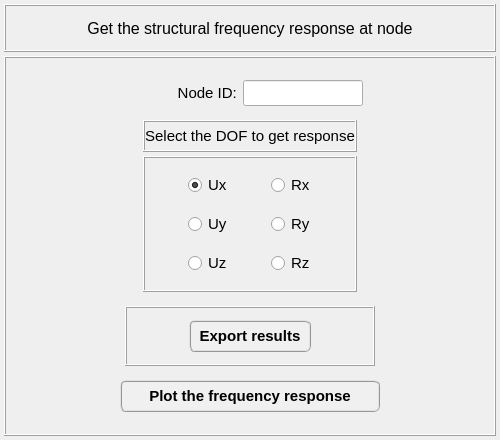
Above: data/user_input/ui_files/plots_/results_/structural_/plot_structural_frequency_response.ui from open-pulse/OpenPulse before the change. Below: the same form after it.
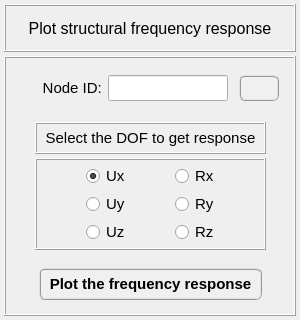
That is the form after the change.

Commit message: Export/import for acoustic data #168 #169

```diff
--- a/data/user_input/ui_files/plots_/results_/structural_/plot_structural_frequency_response.ui
+++ b/data/user_input/ui_files/plots_/results_/structural_/plot_structural_frequency_response.ui
@@ -9,8 +9,8 @@
    <rect>
     <x>0</x>
     <y>0</y>
-    <width>500</width>
-    <height>440</height>
+    <width>300</width>
+    <height>320</height>
    </rect>
   </property>
   <property name="sizePolicy">
@@ -21,14 +21,14 @@
   </property>
   <property name="minimumSize">
    <size>
-    <width>500</width>
-    <height>440</height>
+    <width>300</width>
+    <height>320</height>
    </size>
   </property>
   <property name="maximumSize">
    <size>
-    <width>500</width>
-    <height>440</height>
+    <width>400</width>
+    <height>360</height>
    </size>
   </property>
   <property name="contextMenuPolicy">
@@ -99,7 +99,7 @@
        <widget class="QLabel" name="label">
         <property name="minimumSize">
          <size>
-          <width>452</width>
+          <width>0</width>
           <height>30</height>
          </size>
         </property>
@@ -119,7 +119,7 @@
          </font>
         </property>
         <property name="text">
-         <string>Get the structural frequency response at node</string>
+         <string>Plot structural frequency response</string>
         </property>
         <property name="textFormat">
          <enum>Qt::AutoText</enum>
@@ -137,7 +137,7 @@
      <property name="minimumSize">
       <size>
        <width>0</width>
-       <height>360</height>
+       <height>260</height>
       </size>
      </property>
      <property name="maximumSize">
@@ -153,154 +153,21 @@
       <enum>QFrame::Raised</enum>
      </property>
      <layout class="QGridLayout" name="gridLayout_3">
-      <item row="0" column="0">
-       <widget class="QFrame" name="frame_plot_results">
-        <property name="minimumSize">
-         <size>
-          <width>460</width>
-          <height>0</height>
-         </size>
-        </property>
-        <property name="maximumSize">
-         <size>
-          <width>450</width>
-          <height>16777215</height>
-         </size>
-        </property>
-        <property name="font">
-         <font>
-          <family>MS Shell Dlg 2</family>
-          <pointsize>11</pointsize>
-          <weight>50</weight>
-          <italic>false</italic>
-          <bold>false</bold>
-         </font>
-        </property>
-        <layout class="QGridLayout" name="gridLayout_48">
-         <item row="0" column="0">
-          <widget class="QFrame" name="frame_4">
-           <property name="minimumSize">
-            <size>
-             <width>0</width>
-             <height>34</height>
-            </size>
-           </property>
-           <property name="maximumSize">
-            <size>
-             <width>16777215</width>
-             <height>34</height>
-            </size>
-           </property>
-           <property name="frameShape">
-            <enum>QFrame::NoFrame</enum>
-           </property>
-           <property name="frameShadow">
-            <enum>QFrame::Raised</enum>
-           </property>
-           <layout class="QGridLayout" name="gridLayout">
             <property name="leftMargin">
-             <number>2</number>
+       <number>4</number>
             </property>
             <property name="topMargin">
-             <number>2</number>
+       <number>4</number>
             </property>
             <property name="rightMargin">
-             <number>2</number>
+       <number>4</number>
             </property>
             <property name="bottomMargin">
-             <number>2</number>
+       <number>4</number>
             </property>
             <property name="spacing">
-             <number>2</number>
-            </property>
-            <item row="0" column="2">
-             <widget class="QLineEdit" name="lineEdit_node_id">
-              <property name="minimumSize">
-               <size>
-                <width>100</width>
-                <height>26</height>
-               </size>
-              </property>
-              <property name="maximumSize">
-               <size>
-                <width>120</width>
-                <height>26</height>
-               </size>
-              </property>
-              <property name="font">
-               <font>
-                <family>Arial</family>
-                <pointsize>11</pointsize>
-                <weight>75</weight>
-                <italic>true</italic>
-                <bold>true</bold>
-               </font>
-              </property>
-              <property name="styleSheet">
-               <string notr="true">color: rgb(0, 0, 255);</string>
-              </property>
-              <property name="text">
-               <string/>
-              </property>
-              <property name="alignment">
-               <set>Qt::AlignCenter</set>
-              </property>
-             </widget>
-            </item>
-            <item row="0" column="1">
-             <widget class="QLabel" name="label_10">
-              <property name="minimumSize">
-               <size>
-                <width>0</width>
-                <height>26</height>
-               </size>
-              </property>
-              <property name="maximumSize">
-               <size>
-                <width>16777215</width>
-                <height>26</height>
-               </size>
-              </property>
-              <property name="font">
-               <font>
-                <family>MS Shell Dlg 2</family>
-                <pointsize>11</pointsize>
-                <weight>50</weight>
-                <italic>false</italic>
-                <bold>false</bold>
-               </font>
-              </property>
-              <property name="text">
-               <string>Node ID: </string>
-              </property>
-              <property name="alignment">
-               <set>Qt::AlignRight|Qt::AlignTrailing|Qt::AlignVCenter</set>
-              </property>
-             </widget>
-            </item>
-            <item row="0" column="0">
-             <widget class="QFrame" name="frame_13">
-              <property name="frameShape">
-               <enum>QFrame::NoFrame</enum>
-              </property>
-              <property name="frameShadow">
-               <enum>QFrame::Raised</enum>
-              </property>
-             </widget>
-            </item>
-            <item row="0" column="3">
-             <widget class="QFrame" name="frame_18">
-              <property name="frameShape">
-               <enum>QFrame::NoFrame</enum>
-              </property>
-              <property name="frameShadow">
-               <enum>QFrame::Raised</enum>
-              </property>
-             </widget>
-            </item>
-           </layout>
-          </widget>
-         </item>
+       <number>4</number>
+      </property>
          <item row="1" column="0">
           <widget class="QFrame" name="frame_20">
            <property name="frameShape">
@@ -609,7 +476,7 @@
                   <enum>QFrame::Sunken</enum>
                  </property>
                  <property name="text">
-                  <string>Select the DOF to get response</string>
+               <string>  Select the DOF to get response  </string>
                  </property>
                  <property name="textFormat">
                   <enum>Qt::AutoText</enum>
@@ -635,159 +502,17 @@
           </widget>
          </item>
          <item row="2" column="0">
-          <widget class="QFrame" name="frame_48">
-           <property name="frameShape">
-            <enum>QFrame::NoFrame</enum>
-           </property>
-           <property name="frameShadow">
-            <enum>QFrame::Raised</enum>
-           </property>
-           <layout class="QGridLayout" name="gridLayout_44">
-            <property name="leftMargin">
-             <number>4</number>
-            </property>
-            <property name="topMargin">
-             <number>4</number>
-            </property>
-            <property name="rightMargin">
-             <number>4</number>
-            </property>
-            <property name="bottomMargin">
-             <number>4</number>
-            </property>
-            <property name="spacing">
-             <number>4</number>
-            </property>
-            <item row="0" column="1">
-             <widget class="QFrame" name="frame_49">
-              <property name="minimumSize">
-               <size>
-                <width>250</width>
-                <height>60</height>
-               </size>
-              </property>
-              <property name="maximumSize">
-               <size>
-                <width>260</width>
-                <height>136</height>
-               </size>
-              </property>
-              <property name="frameShape">
-               <enum>QFrame::Box</enum>
-              </property>
-              <property name="frameShadow">
-               <enum>QFrame::Raised</enum>
-              </property>
-              <layout class="QGridLayout" name="gridLayout_45">
-               <property name="leftMargin">
-                <number>4</number>
-               </property>
-               <property name="topMargin">
-                <number>4</number>
-               </property>
-               <property name="rightMargin">
-                <number>4</number>
-               </property>
-               <property name="bottomMargin">
-                <number>4</number>
-               </property>
-               <property name="spacing">
-                <number>4</number>
-               </property>
-               <item row="0" column="0">
-                <widget class="QFrame" name="frame_31">
-                 <property name="frameShape">
-                  <enum>QFrame::NoFrame</enum>
-                 </property>
-                 <property name="frameShadow">
-                  <enum>QFrame::Raised</enum>
-                 </property>
-                </widget>
-               </item>
-               <item row="0" column="1">
-                <widget class="QPushButton" name="pushButton_call_data_exporter">
-                 <property name="minimumSize">
-                  <size>
-                   <width>120</width>
-                   <height>32</height>
-                  </size>
-                 </property>
-                 <property name="maximumSize">
-                  <size>
-                   <width>320</width>
-                   <height>32</height>
-                  </size>
-                 </property>
-                 <property name="font">
-                  <font>
-                   <family>MS Shell Dlg 2</family>
-                   <pointsize>11</pointsize>
-                   <weight>75</weight>
-                   <italic>false</italic>
-                   <bold>true</bold>
-                  </font>
-                 </property>
-                 <property name="styleSheet">
-                  <string notr="true">QPushButton{border-radius: 6px; border-color: rgb(150, 150, 150); border-style: ridge; border-width: 2px; color: rgb(0, 0, 0); background-color: rgb(240, 240, 240); font: 75 bold 11pt &quot;MS Shell Dlg 2&quot;}
-QPushButton:hover{border-radius: 6px; border-color: rgb(0, 170, 255); border-style: ridge; border-width: 2px; color: rgb(0, 0, 0); background-color: rgba(174, 213, 255, 100); font: 75 bold 11pt &quot;MS Shell Dlg 2&quot;}
-QPushButton:pressed{border-radius: 6px; border-color: rgb(0, 170, 255); border-style: ridge; border-width: 3px; color: rgb(0, 0, 0); background-color: rgb(174, 213, 255); font: 75 bold 11pt &quot;MS Shell Dlg 2&quot;}</string>
-                 </property>
-                 <property name="text">
-                  <string>  Export results  </string>
-                 </property>
-                 <property name="flat">
-                  <bool>false</bool>
-                 </property>
-                </widget>
-               </item>
-               <item row="0" column="2">
-                <widget class="QFrame" name="frame_32">
-                 <property name="frameShape">
-                  <enum>QFrame::NoFrame</enum>
-                 </property>
-                 <property name="frameShadow">
-                  <enum>QFrame::Raised</enum>
-                 </property>
-                </widget>
-               </item>
-              </layout>
-             </widget>
-            </item>
-            <item row="0" column="2">
-             <widget class="QFrame" name="frame_52">
-              <property name="frameShape">
-               <enum>QFrame::NoFrame</enum>
-              </property>
-              <property name="frameShadow">
-               <enum>QFrame::Raised</enum>
-              </property>
-             </widget>
-            </item>
-            <item row="0" column="0">
-             <widget class="QFrame" name="frame_51">
-              <property name="frameShape">
-               <enum>QFrame::NoFrame</enum>
-              </property>
-              <property name="frameShadow">
-               <enum>QFrame::Raised</enum>
-              </property>
-             </widget>
-            </item>
-           </layout>
-          </widget>
-         </item>
-         <item row="3" column="0">
           <widget class="QFrame" name="frame_3">
            <property name="minimumSize">
             <size>
              <width>0</width>
-             <height>40</height>
+          <height>52</height>
             </size>
            </property>
            <property name="maximumSize">
             <size>
              <width>16777215</width>
-             <height>40</height>
+          <height>52</height>
             </size>
            </property>
            <property name="frameShape">
@@ -826,7 +551,7 @@
              <widget class="QPushButton" name="pushButton_plot_frequency_response">
               <property name="minimumSize">
                <size>
-                <width>260</width>
+             <width>220</width>
                 <height>32</height>
                </size>
               </property>
@@ -851,7 +576,7 @@
 QPushButton:pressed{border-radius: 6px; border-color: rgb(0, 170, 255); border-style: ridge; border-width: 3px; color: rgb(0, 0, 0); background-color: rgb(174, 213, 255); font: 75 bold 11pt &quot;MS Shell Dlg 2&quot;}</string>
               </property>
               <property name="text">
-               <string>Plot the frequency response</string>
+            <string>  Plot the frequency response  </string>
               </property>
               <property name="flat">
                <bool>false</bool>
@@ -865,6 +590,177 @@
               </property>
               <property name="frameShadow">
                <enum>QFrame::Raised</enum>
+           </property>
+          </widget>
+         </item>
+        </layout>
+       </widget>
+      </item>
+      <item row="0" column="0">
+       <widget class="QFrame" name="frame_4">
+        <property name="minimumSize">
+         <size>
+          <width>0</width>
+          <height>52</height>
+         </size>
+        </property>
+        <property name="maximumSize">
+         <size>
+          <width>16777215</width>
+          <height>52</height>
+         </size>
+        </property>
+        <property name="frameShape">
+         <enum>QFrame::NoFrame</enum>
+        </property>
+        <property name="frameShadow">
+         <enum>QFrame::Raised</enum>
+        </property>
+        <layout class="QGridLayout" name="gridLayout">
+         <property name="leftMargin">
+          <number>2</number>
+         </property>
+         <property name="topMargin">
+          <number>2</number>
+         </property>
+         <property name="rightMargin">
+          <number>2</number>
+         </property>
+         <property name="bottomMargin">
+          <number>2</number>
+         </property>
+         <property name="spacing">
+          <number>2</number>
+         </property>
+         <item row="0" column="2">
+          <widget class="QLineEdit" name="lineEdit_node_id">
+           <property name="minimumSize">
+            <size>
+             <width>100</width>
+             <height>26</height>
+            </size>
+           </property>
+           <property name="maximumSize">
+            <size>
+             <width>120</width>
+             <height>26</height>
+            </size>
+           </property>
+           <property name="font">
+            <font>
+             <family>Arial</family>
+             <pointsize>11</pointsize>
+             <weight>75</weight>
+             <italic>true</italic>
+             <bold>true</bold>
+            </font>
+           </property>
+           <property name="styleSheet">
+            <string notr="true">color: rgb(0, 0, 255);</string>
+           </property>
+           <property name="text">
+            <string/>
+           </property>
+           <property name="alignment">
+            <set>Qt::AlignCenter</set>
+           </property>
+          </widget>
+         </item>
+         <item row="0" column="1">
+          <widget class="QLabel" name="label_10">
+           <property name="minimumSize">
+            <size>
+             <width>0</width>
+             <height>26</height>
+            </size>
+           </property>
+           <property name="maximumSize">
+            <size>
+             <width>16777215</width>
+             <height>26</height>
+            </size>
+           </property>
+           <property name="font">
+            <font>
+             <family>MS Shell Dlg 2</family>
+             <pointsize>11</pointsize>
+             <weight>50</weight>
+             <italic>false</italic>
+             <bold>false</bold>
+            </font>
+           </property>
+           <property name="text">
+            <string>Node ID: </string>
+           </property>
+           <property name="alignment">
+            <set>Qt::AlignRight|Qt::AlignTrailing|Qt::AlignVCenter</set>
+           </property>
+          </widget>
+         </item>
+         <item row="0" column="0">
+          <widget class="QFrame" name="frame_13">
+           <property name="frameShape">
+            <enum>QFrame::NoFrame</enum>
+           </property>
+           <property name="frameShadow">
+            <enum>QFrame::Raised</enum>
+           </property>
+          </widget>
+         </item>
+         <item row="0" column="3">
+          <widget class="QFrame" name="frame_18">
+           <property name="frameShape">
+            <enum>QFrame::NoFrame</enum>
+           </property>
+           <property name="frameShadow">
+            <enum>QFrame::Raised</enum>
+           </property>
+           <layout class="QGridLayout" name="gridLayout_5">
+            <item row="0" column="0">
+             <widget class="QPushButton" name="pushButton_call_data_exporter">
+              <property name="minimumSize">
+               <size>
+                <width>40</width>
+                <height>26</height>
+               </size>
+              </property>
+              <property name="maximumSize">
+               <size>
+                <width>40</width>
+                <height>26</height>
+               </size>
+              </property>
+              <property name="font">
+               <font>
+                <family>MS Shell Dlg 2</family>
+                <pointsize>11</pointsize>
+                <weight>75</weight>
+                <italic>false</italic>
+                <bold>true</bold>
+               </font>
+              </property>
+              <property name="toolTip">
+               <string>Press to export the selected model result.</string>
+              </property>
+              <property name="whatsThis">
+               <string>Press to export the selected model result.</string>
+              </property>
+              <property name="styleSheet">
+               <string notr="true">QPushButton{border-radius: 6px; border-color: rgb(150, 150, 150); border-style: ridge; border-width: 2px; color: rgb(0, 0, 0); background-color: rgb(240, 240, 240); font: 75 bold 11pt &quot;MS Shell Dlg 2&quot;}
+QPushButton:hover{border-radius: 6px; border-color: rgb(0, 170, 255); border-style: ridge; border-width: 2px; color: rgb(0, 0, 0); background-color: rgba(174, 213, 255, 100); font: 75 bold 11pt &quot;MS Shell Dlg 2&quot;}
+QPushButton:pressed{border-radius: 6px; border-color: rgb(0, 170, 255); border-style: ridge; border-width: 3px; color: rgb(0, 0, 0); background-color: rgb(174, 213, 255); font: 75 bold 11pt &quot;MS Shell Dlg 2&quot;}</string>
+              </property>
+              <property name="text">
+               <string/>
+              </property>
+              <property name="iconSize">
+               <size>
+                <width>20</width>
+                <height>20</height>
+               </size>
+              </property>
+              <property name="flat">
+               <bool>false</bool>
               </property>
              </widget>
             </item>
```
Lines whose indentation alone changed are shown as unchanged. The commit also changes 7 other files.
